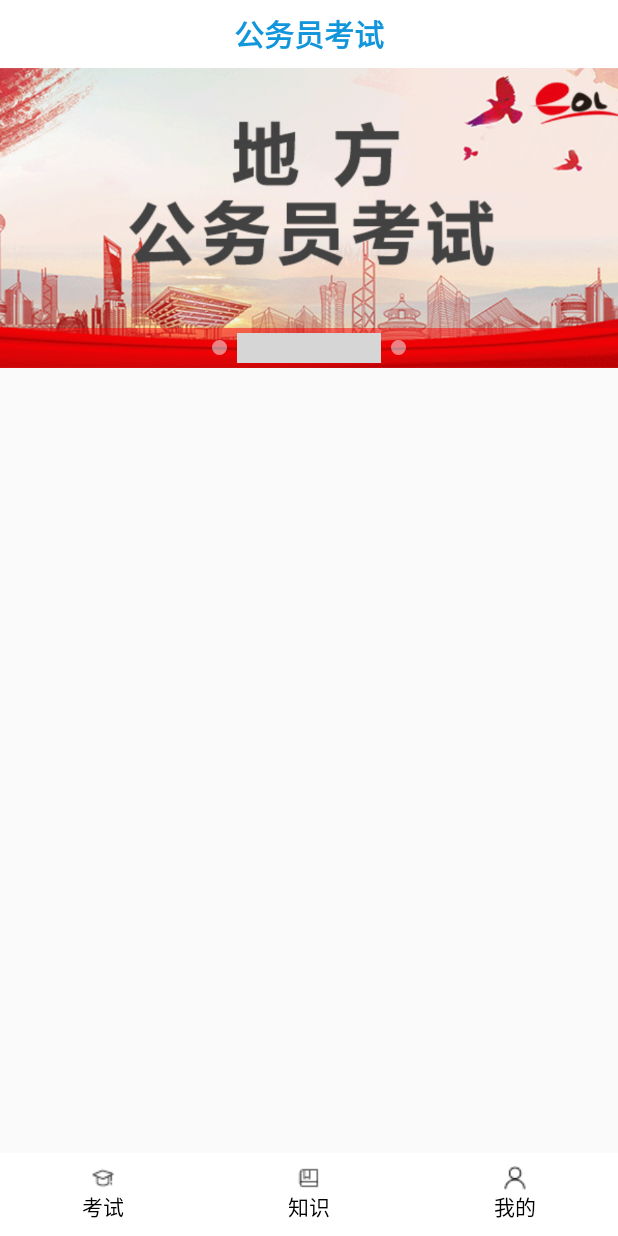
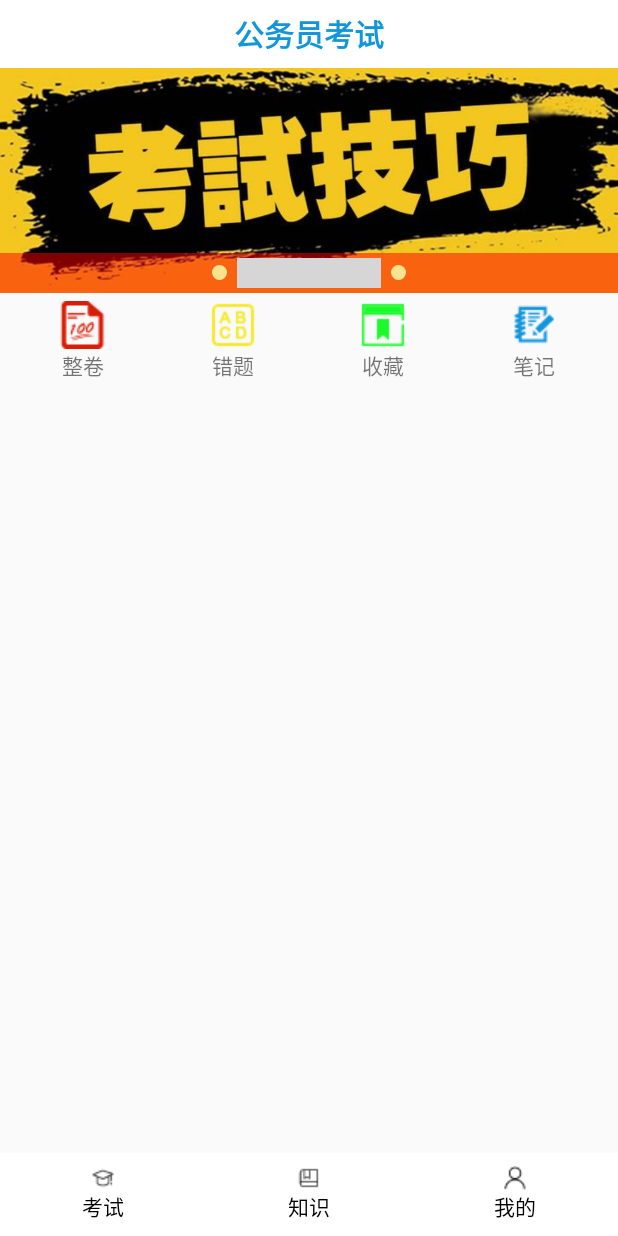
Before and after one commit to LiuShengchieh/AndroidStudioProjects, an Android app: the screen it shows after launch (MainActivity), on a phone screen of 412 x 824 dp. Run offline under Robolectric (Android 15) with nearby library versions, the phone set to English and light mode, and no system bars; grey boxes are pictures that could not be loaded.

Commit message:
首页横向排列布局完成

```diff
--- a/CivilServant/app/src/main/java/com/example/a140/civilservant/fragment/HomeFragment.java
+++ b/CivilServant/app/src/main/java/com/example/a140/civilservant/fragment/HomeFragment.java
@@ -7,6 +7,7 @@ import android.support.annotation.Nullable;
 import android.view.LayoutInflater;
 import android.view.View;
 import android.view.ViewGroup;
+import android.widget.LinearLayout;
 import android.widget.Toast;
 
 import com.example.a140.civilservant.R;
@@ -24,6 +25,12 @@ import java.util.List;
  */
 
 public class HomeFragment extends android.support.v4.app.Fragment implements ImageBannerFrameLayout.FrameLayoutListener {
+
+    //整卷、错题、收藏、笔记
+    private LinearLayout ButtonExam;
+    private LinearLayout ButtonWrong;
+    private LinearLayout ButtonLike;
+    private LinearLayout ButtonNote;
 
     private ImageBannerFrameLayout mGroup;
 
@@ -43,6 +50,13 @@ public class HomeFragment extends android.support.v4.app.Fragment implements Ima
     }
 
     private void initView(View view) {
+
+        ButtonExam = view.findViewById(R.id.id_button_exam);
+        ButtonWrong = view.findViewById(R.id.id_button_wrong);
+        ButtonLike = view.findViewById(R.id.id_button_like);
+        ButtonNote = view.findViewById(R.id.id_button_note);
+
+        /*轮播图*/
         mGroup = view.findViewById(R.id.image_group);
         List<Bitmap> list = new ArrayList<>();
         for (int i = 0; i < ids.length; i++) {
--- a/CivilServant/app/src/main/res/layout/fragment_home.xml
+++ b/CivilServant/app/src/main/res/layout/fragment_home.xml
@@ -2,12 +2,107 @@
 <LinearLayout xmlns:android="http://schemas.android.com/apk/res/android"
     android:layout_width="match_parent"
     android:layout_height="match_parent"
-    android:orientation="vertical" >
-
+    android:orientation="vertical">
+    <!--轮播图-->
     <com.example.a140.civilservant.view.ImageBannerFrameLayout
         android:id="@+id/image_group"
         android:layout_width="match_parent"
-        android:layout_height="200dp">
-    </com.example.a140.civilservant.view.ImageBannerFrameLayout>
+        android:layout_height="150dp"></com.example.a140.civilservant.view.ImageBannerFrameLayout>
+
+    <!--整卷、错题、收藏、笔记-->
+    <LinearLayout
+        android:layout_width="match_parent"
+        android:layout_height="wrap_content"
+        android:layout_margin="5dp"
+        android:gravity="center"
+        android:orientation="horizontal">
+
+        <LinearLayout
+            android:id="@+id/id_button_exam"
+            android:layout_width="0dp"
+            android:layout_height="wrap_content"
+            android:layout_weight="1"
+            android:clickable="true"
+            android:gravity="center"
+            android:orientation="vertical">
+
+            <ImageView
+                android:layout_width="wrap_content"
+                android:layout_height="wrap_content"
+                android:src="@drawable/button_exam" />
+
+            <TextView
+                android:layout_width="wrap_content"
+                android:layout_height="wrap_content"
+                android:text="整卷" />
+
+        </LinearLayout>
+
+        <LinearLayout
+            android:id="@+id/id_button_wrong"
+            android:layout_width="0dp"
+            android:layout_height="wrap_content"
+            android:layout_weight="1"
+            android:clickable="true"
+            android:gravity="center"
+            android:orientation="vertical">
+
+            <ImageView
+                android:layout_width="wrap_content"
+                android:layout_height="wrap_content"
+                android:src="@drawable/button_wrong" />
+
+            <TextView
+                android:layout_width="wrap_content"
+                android:layout_height="wrap_content"
+                android:text="错题" />
+
+        </LinearLayout>
+
+        <LinearLayout
+            android:id="@+id/id_button_like"
+            android:layout_width="0dp"
+            android:layout_height="wrap_content"
+            android:layout_weight="1"
+            android:clickable="true"
+            android:gravity="center"
+            android:orientation="vertical">
+
+            <ImageView
+                android:layout_width="wrap_content"
+                android:layout_height="wrap_content"
+                android:src="@drawable/button_like" />
+
+            <TextView
+                android:layout_width="wrap_content"
+                android:layout_height="wrap_content"
+                android:text="收藏" />
+
+        </LinearLayout>
+
+        <LinearLayout
+            android:id="@+id/id_button_note"
+            android:layout_width="0dp"
+            android:layout_height="wrap_content"
+            android:layout_weight="1"
+            android:clickable="true"
+            android:gravity="center"
+            android:orientation="vertical">
+
+            <ImageView
+                android:layout_width="wrap_content"
+                android:layout_height="wrap_content"
+                android:src="@drawable/button_note" />
+
+            <TextView
+                android:layout_width="wrap_content"
+                android:layout_height="wrap_content"
+                android:text="笔记" />
+
+        </LinearLayout>
+
+    </LinearLayout>
+
+
 
 </LinearLayout>
```
Also changed, not shown: CivilServant/app/src/main/res/drawable/banner.png, CivilServant/app/src/main/res/drawable/banner1.png, CivilServant/app/src/main/res/drawable/banner2.png, CivilServant/app/src/main/res/drawable/button_exam.png (added), CivilServant/app/src/main/res/drawable/button_like.png (added), CivilServant/app/src/main/res/drawable/button_note.png (added), CivilServant/app/src/main/res/drawable/button_wrong.png (added).
